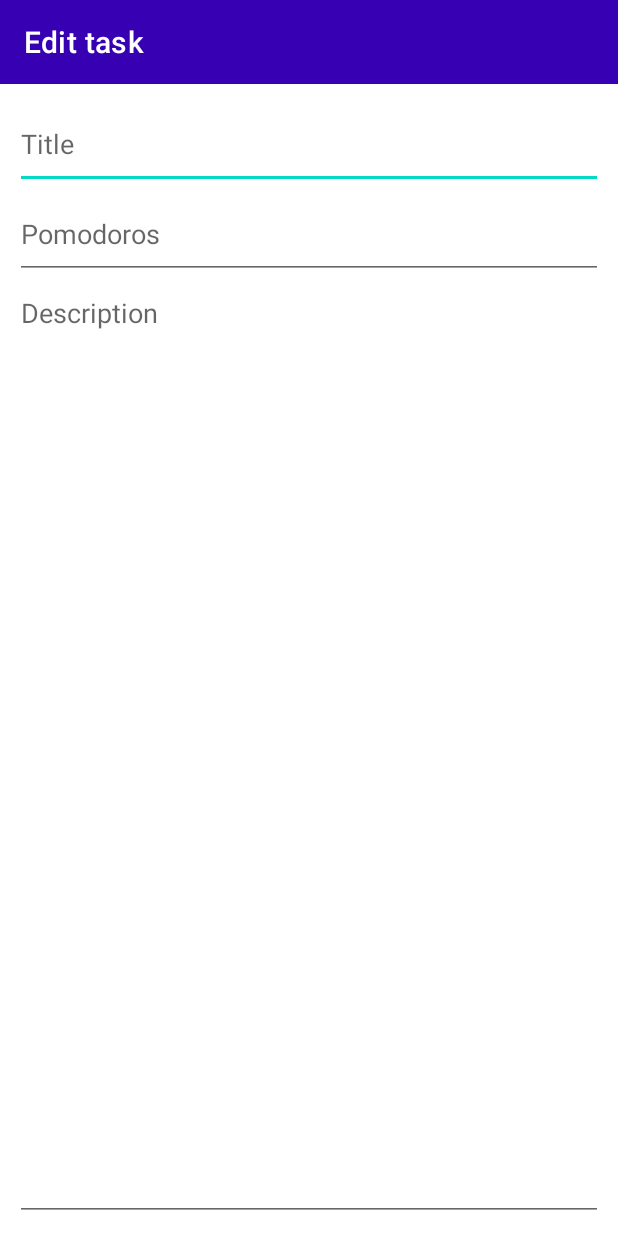
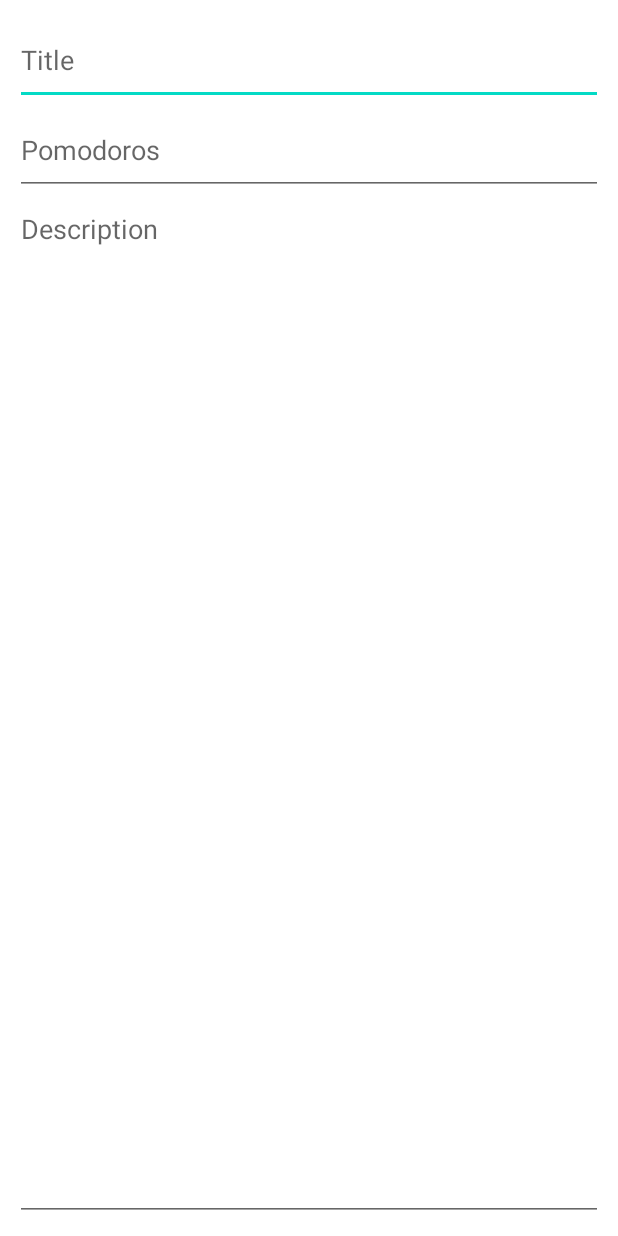
Before and after one commit to davks/PomoTodo, an Android app: the fragment EditTaskFragment shown on its own in the app's theme, on a phone screen of 412 x 824 dp. Run offline under Robolectric (Android 15) with nearby library versions, the phone set to English and light mode, and no system bars.

Commit message:
Edited GUI.

```diff
--- a/app/src/main/res/layout/fragment_edit_task.xml
+++ b/app/src/main/res/layout/fragment_edit_task.xml
@@ -3,28 +3,9 @@
     xmlns:tools="http://schemas.android.com/tools"
     android:layout_width="match_parent"
     android:layout_height="match_parent"
+    android:padding="10dp"
     xmlns:app="http://schemas.android.com/apk/res-auto"
     tools:context=".fragments.add.AddTaskFragment">
-
-    <androidx.appcompat.widget.Toolbar
-        android:id="@+id/tbAddFragment"
-        android:layout_width="match_parent"
-        android:layout_height="?android:attr/actionBarSize"
-        android:background="@color/purple_700"
-        app:titleTextColor="@color/white"
-        app:title="Edit task"
-        app:layout_constraintTop_toTopOf="parent"
-        app:layout_constraintStart_toStartOf="parent"
-        app:layout_constraintEnd_toEndOf="parent"/>
-
-    <androidx.constraintlayout.widget.ConstraintLayout
-        android:layout_width="match_parent"
-        android:layout_height="0dp"
-        android:padding="10dp"
-        app:layout_constraintBottom_toBottomOf="parent"
-        app:layout_constraintEnd_toEndOf="parent"
-        app:layout_constraintStart_toStartOf="parent"
-        app:layout_constraintTop_toBottomOf="@id/tbAddFragment">
 
     <EditText
         android:id="@+id/etTitle"
@@ -58,5 +39,3 @@
         app:layout_constraintTop_toBottomOf="@id/etPomodoro" />
 
 </androidx.constraintlayout.widget.ConstraintLayout>
-
-</androidx.constraintlayout.widget.ConstraintLayout>
```
Also changed, not shown: app/src/main/res/layout/activity_main.xml (+14 -2 lines), app/src/main/res/layout/fragment_add_task.xml (+1 -22 lines), app/src/main/res/layout/fragment_list_task.xml (+1 -12 lines). Lines whose indentation alone changed are shown as unchanged.
